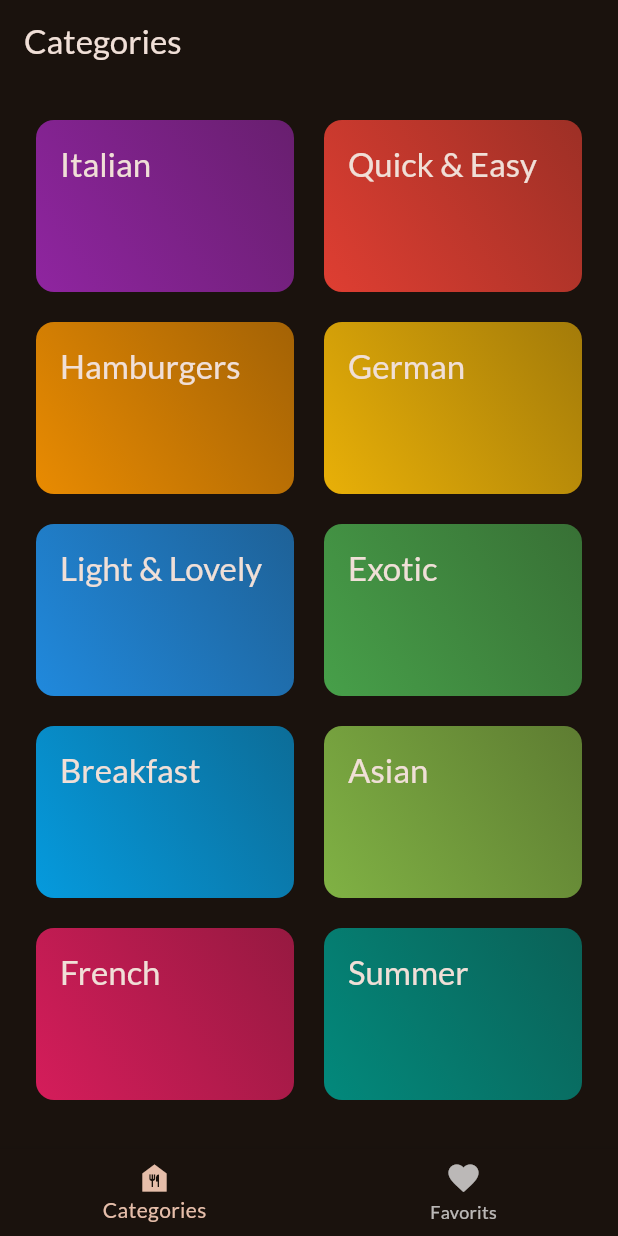
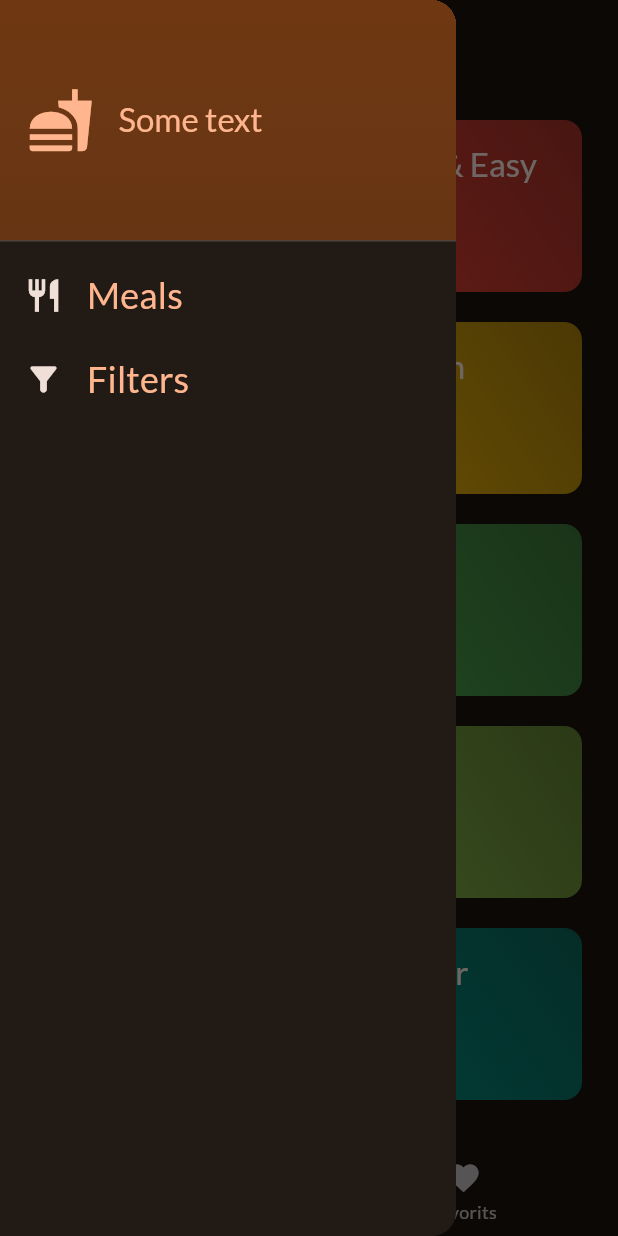
Before and after one commit to malhaq/food-app, a Flutter app: the screen it shows after launch, with the side drawer open (before the commit the screen has no drawer), on a phone screen of 412 x 824 dp. Run offline on Flutter 3.47's test engine with Material 3 defaults, Android fonts, the phone set to English and light mode, and no system bars; our stand-ins replace google_fonts, transparent_image.

Commit message:
adding the filters screen with the switch buttons

```diff
--- /dev/null
+++ b/lib/widgets/main_drawer.dart
@@ -0,0 +1,86 @@
+import 'package:flutter/material.dart';
+
+class MainDrawer extends StatelessWidget {
+  const MainDrawer({
+    super.key,
+    required this.onSelectScreen,
+  });
+
+  final void Function(String identifier) onSelectScreen;
+
+  @override
+  Widget build(BuildContext context) {
+    return Drawer(
+      child: Column(
+        children: [
+          DrawerHeader(
+            padding: const EdgeInsets.all(18),
+            decoration: BoxDecoration(
+              gradient: LinearGradient(
+                colors: [
+                  Theme.of(context).colorScheme.primaryContainer,
+                  Theme.of(context)
+                      .colorScheme
+                      .primaryContainer
+                      .withOpacity(0.9),
+                ],
+                begin: Alignment.topLeft,
+                end: Alignment.bottomLeft,
+              ),
+            ),
+            child: Row(
+              children: [
+                Icon(
+                  Icons.fastfood,
+                  size: 45,
+                  color: Theme.of(context).colorScheme.primary,
+                ),
+                const SizedBox(width: 16),
+                Text(
+                  'Some text',
+                  style: Theme.of(context).textTheme.titleLarge!.copyWith(
+                        color: Theme.of(context).colorScheme.primary,
+                      ),
+                ),
+              ],
+            ),
+          ),
+          ListTile(
+            onTap: () {
+              onSelectScreen('meals');
+            },
+            leading: Icon(
+              Icons.restaurant,
+              size: 26,
+              color: Theme.of(context).colorScheme.onSurface,
+            ),
+            title: Text(
+              'Meals',
+              style: Theme.of(context).textTheme.titleSmall!.copyWith(
+                    color: Theme.of(context).colorScheme.primary,
+                    fontSize: 24,
+                  ),
+            ),
+          ),
+          ListTile(
+            onTap: () {
+              onSelectScreen('filters');
+            },
+            leading: Icon(
+              Icons.filter_alt_rounded,
+              size: 26,
+              color: Theme.of(context).colorScheme.onSurface,
+            ),
+            title: Text(
+              'Filters',
+              style: Theme.of(context).textTheme.titleSmall!.copyWith(
+                    color: Theme.of(context).colorScheme.primary,
+                    fontSize: 24,
+                  ),
+            ),
+          ),
+        ],
+      ),
+    );
+  }
+}
```
Also changed, not shown: lib/screens/filters.dart (added, +132 -0 lines), lib/screens/tab.dart (+35 -7 lines).
